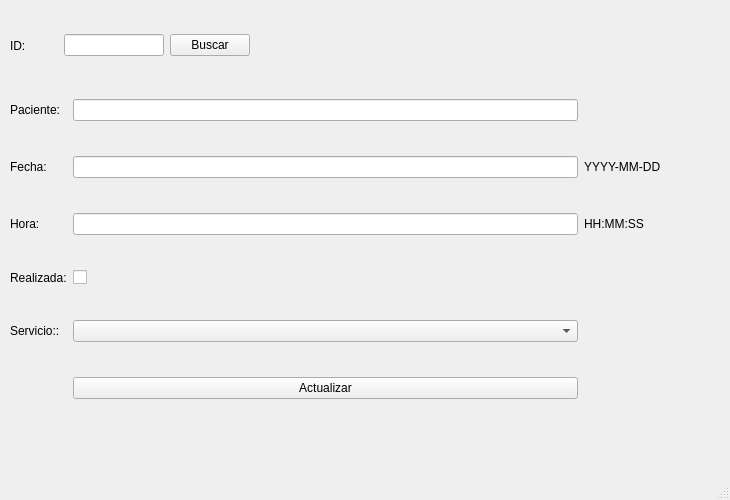
Before: the Qt Designer form Desktop App/forms/update.ui in JerryRC18/IngSoftware, drawn with Qt 5.
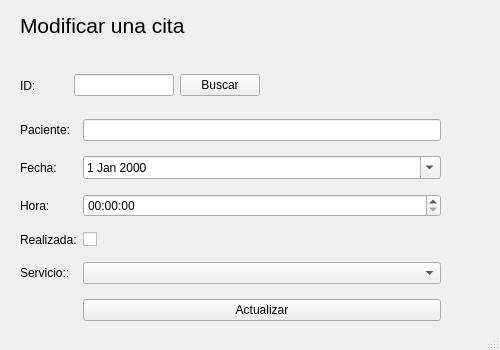
After: the same form once the commit is applied.

The edit to the form file:
```diff
--- a/Desktop App/forms/update.ui
+++ b/Desktop App/forms/update.ui
@@ -6,95 +6,74 @@
    <rect>
     <x>0</x>
     <y>0</y>
-    <width>730</width>
-    <height>500</height>
+    <width>500</width>
+    <height>350</height>
    </rect>
   </property>
   <property name="maximumSize">
    <size>
-    <width>730</width>
-    <height>500</height>
+    <width>500</width>
+    <height>350</height>
    </size>
   </property>
   <property name="windowTitle">
    <string>MainWindow</string>
   </property>
+  <property name="styleSheet">
+   <string notr="true"/>
+  </property>
   <widget class="QWidget" name="centralwidget">
    <widget class="QWidget" name="gridLayoutWidget">
     <property name="geometry">
      <rect>
-      <x>10</x>
-      <y>70</y>
-      <width>651</width>
-      <height>361</height>
+      <x>20</x>
+      <y>110</y>
+      <width>421</width>
+      <height>226</height>
      </rect>
     </property>
     <layout class="QGridLayout" name="gridLayout">
-     <item row="3" column="1">
-      <widget class="QCheckBox" name="realizada">
+     <item row="6" column="1">
+      <widget class="QPushButton" name="actualizar">
        <property name="text">
-        <string/>
+        <string>Actualizar</string>
        </property>
       </widget>
      </item>
-     <item row="4" column="1">
+     <item row="5" column="1">
       <widget class="QComboBox" name="servicio"/>
      </item>
-     <item row="1" column="3">
-      <widget class="QLabel" name="label_6">
-       <property name="text">
-        <string>YYYY-MM-DD</string>
-       </property>
-      </widget>
-     </item>
      <item row="2" column="0">
+      <widget class="QLabel" name="label_2">
+       <property name="text">
+        <string>Fecha:</string>
+       </property>
+      </widget>
+     </item>
+     <item row="3" column="0">
       <widget class="QLabel" name="label_3">
        <property name="text">
         <string>Hora:</string>
        </property>
       </widget>
      </item>
-     <item row="4" column="0">
+     <item row="4" column="1">
+      <widget class="QCheckBox" name="realizada">
+       <property name="text">
+        <string/>
+       </property>
+      </widget>
+     </item>
+     <item row="0" column="1">
+      <widget class="QLineEdit" name="paciente"/>
+     </item>
+     <item row="5" column="0">
       <widget class="QLabel" name="label_5">
        <property name="text">
         <string>Servicio::</string>
        </property>
       </widget>
      </item>
-     <item row="3" column="0">
-      <widget class="QLabel" name="label_4">
-       <property name="text">
-        <string>Realizada:</string>
-       </property>
-      </widget>
-     </item>
-     <item row="1" column="1">
-      <widget class="QLineEdit" name="fecha"/>
-     </item>
-     <item row="5" column="1">
-      <widget class="QPushButton" name="actualizar">
-       <property name="text">
-        <string>Actualizar</string>
-       </property>
-      </widget>
-     </item>
-     <item row="2" column="3">
-      <widget class="QLabel" name="label_7">
-       <property name="text">
-        <string>HH:MM:SS</string>
-       </property>
-      </widget>
-     </item>
-     <item row="1" column="0">
-      <widget class="QLabel" name="label_2">
-       <property name="text">
-        <string>Fecha:</string>
-       </property>
-      </widget>
-     </item>
-     <item row="2" column="1">
-      <widget class="QLineEdit" name="hora"/>
-     </item>
      <item row="0" column="0">
       <widget class="QLabel" name="label_8">
        <property name="text">
@@ -102,16 +81,37 @@
        </property>
       </widget>
      </item>
-     <item row="0" column="1">
-      <widget class="QLineEdit" name="paciente"/>
+     <item row="4" column="0">
+      <widget class="QLabel" name="label_4">
+       <property name="text">
+        <string>Realizada:</string>
+       </property>
+      </widget>
+     </item>
+     <item row="2" column="1">
+      <widget class="QDateEdit" name="date">
+       <property name="calendarPopup">
+        <bool>true</bool>
+       </property>
+      </widget>
+     </item>
+     <item row="3" column="1">
+      <widget class="QTimeEdit" name="time">
+       <property name="displayFormat">
+        <string>hh:mm:ss</string>
+       </property>
+       <property name="calendarPopup">
+        <bool>true</bool>
+       </property>
+      </widget>
      </item>
     </layout>
    </widget>
    <widget class="QWidget" name="horizontalLayoutWidget">
     <property name="geometry">
      <rect>
-      <x>10</x>
-      <y>20</y>
+      <x>20</x>
+      <y>60</y>
       <width>240</width>
       <height>51</height>
      </rect>
@@ -143,6 +143,24 @@
      </item>
     </layout>
    </widget>
+   <widget class="QLabel" name="label_6">
+    <property name="geometry">
+     <rect>
+      <x>20</x>
+      <y>0</y>
+      <width>331</width>
+      <height>51</height>
+     </rect>
+    </property>
+    <property name="font">
+     <font>
+      <pointsize>16</pointsize>
+     </font>
+    </property>
+    <property name="text">
+     <string>Modificar una cita</string>
+    </property>
+   </widget>
   </widget>
   <widget class="QMenuBar" name="menubar">
    <property name="geometry">
```
Left out of the diff: 10 changed lines with no effect on the pictures.
